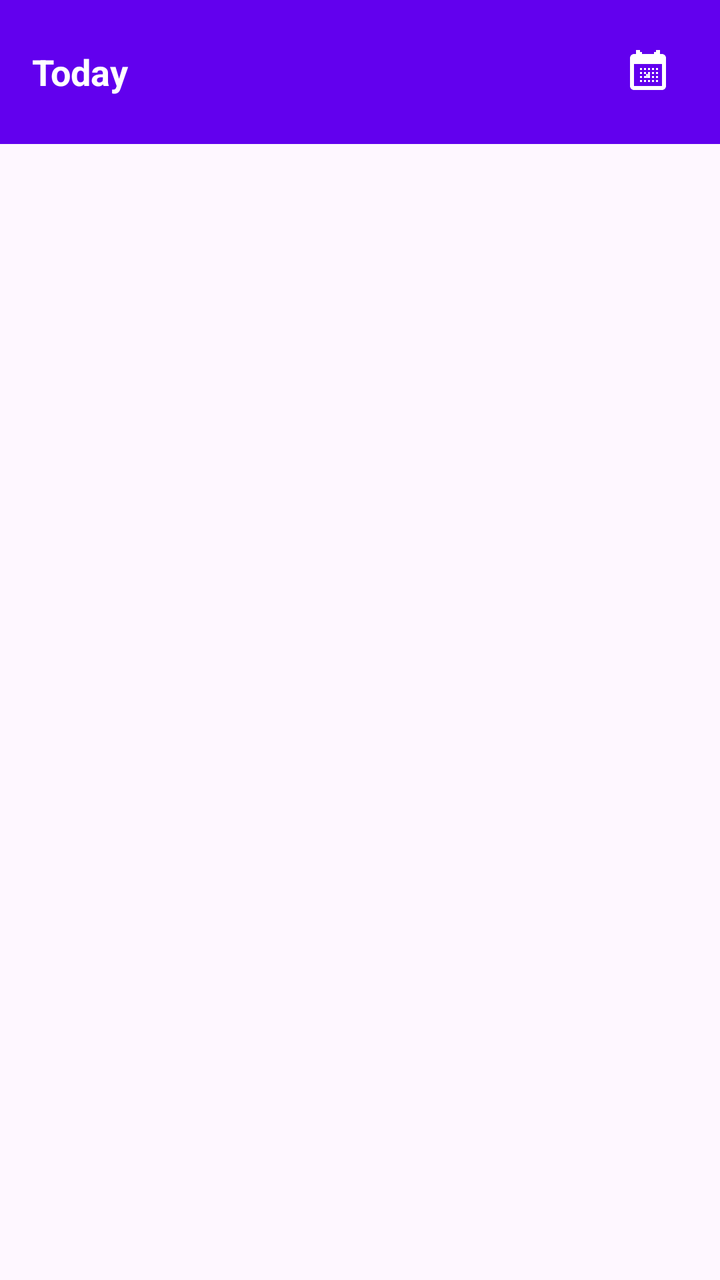
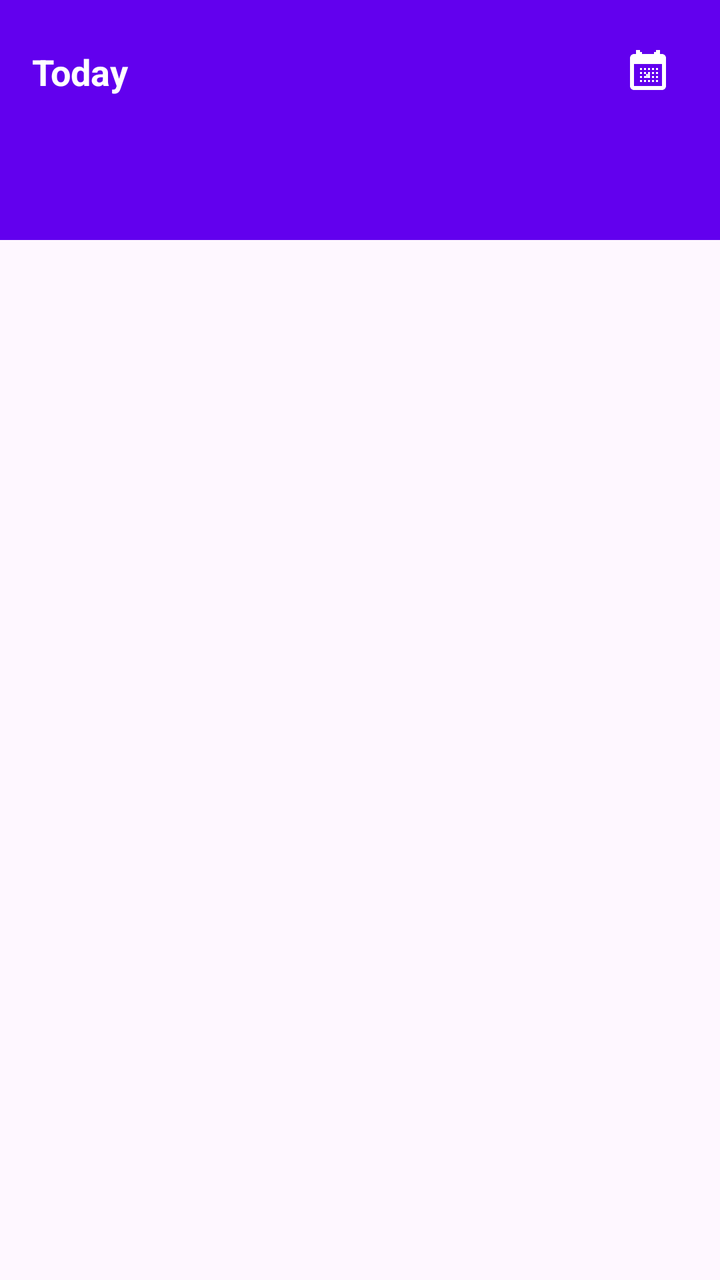

Compare the two renders of this Android layout. The source of the first and the diff that turns it into the second are given below.
<!-- AndroidManifest.xml: application theme Theme.HospiceCallLog -->
<!-- res/layout/content_main.xml -->
<?xml version="1.0" encoding="utf-8"?>
<LinearLayout xmlns:android="http://schemas.android.com/apk/res/android"
    xmlns:app="http://schemas.android.com/apk/res-auto"
    android:layout_width="match_parent"
    android:layout_height="match_parent"
    android:orientation="vertical"
    app:layout_behavior="@string/appbar_scrolling_view_behavior">

    
    <LinearLayout
        android:layout_width="match_parent"
        android:layout_height="wrap_content"
        android:orientation="horizontal"
        android:padding="16dp"
        android:gravity="center_vertical"
        android:background="@color/app_primary">








        <TextView
            android:id="@+id/selectedDateText"
            android:layout_width="0dp"
            android:layout_height="wrap_content"
            android:layout_weight="1"
            android:text="Today"
            android:textSize="18sp"
            android:textStyle="bold"
            android:textColor="@android:color/white" />

        <ImageView
            android:id="@+id/calendarIcon"
            android:layout_width="40dp"
            android:layout_height="40dp"
            android:src="@drawable/ic_calendar_fancy"
            android:background="?android:attr/selectableItemBackgroundBorderless"
            android:clickable="true"
            android:focusable="true"
            android:padding="8dp"
            android:contentDescription="Select Date" />

    </LinearLayout>

    
    <androidx.recyclerview.widget.RecyclerView
        android:id="@+id/callLogRecyclerView"
        android:layout_width="match_parent"
        android:layout_height="0dp"
        android:layout_weight="1"
        android:padding="8dp" />

    
    <LinearLayout
        android:id="@+id/emptyStateLayout"
        android:layout_width="match_parent"
        android:layout_height="0dp"
        android:layout_weight="1"
        android:orientation="vertical"
        android:gravity="center"
        android:visibility="gone">

        <TextView
            android:layout_width="wrap_content"
            android:layout_height="wrap_content"
            android:text="📞"
            android:textSize="48sp"
            android:layout_marginBottom="16dp" />

        <TextView
            android:layout_width="wrap_content"
            android:layout_height="wrap_content"
            android:text="No call logs for this date"
            android:textSize="16sp"
            android:textColor="@android:color/darker_gray" />

        <TextView
            android:layout_width="wrap_content"
            android:layout_height="wrap_content"
            android:text="Tap the + button to add your first entry"
            android:textSize="14sp"
            android:textColor="@android:color/darker_gray"
            android:layout_marginTop="8dp" />

    </LinearLayout>

    
    <LinearLayout
        android:id="@+id/totalsLayout"
        android:layout_width="match_parent"
        android:layout_height="wrap_content"
        android:orientation="horizontal"
        android:padding="16dp"
        android:background="@color/app_primary"
        android:gravity="center"
        android:visibility="gone">

        <TextView
            android:layout_width="wrap_content"
            android:layout_height="wrap_content"
            android:text="⏱️"
            android:textSize="20sp"
            android:layout_marginEnd="8dp" />

        <TextView
            android:layout_width="0dp"
            android:layout_height="wrap_content"
            android:layout_weight="1"
            android:text="Total Time:"
            android:textSize="16sp"
            android:textStyle="bold"
            android:textColor="@android:color/white" />

        <TextView
            android:id="@+id/totalMinutesText"
            android:layout_width="wrap_content"
            android:layout_height="wrap_content"
            android:text="0 minutes"
            android:textSize="16sp"
            android:textColor="@android:color/white"
            android:layout_marginEnd="16dp" />

        <TextView
            android:id="@+id/totalHoursText"
            android:layout_width="wrap_content"
            android:layout_height="wrap_content"
            android:text="0.0 hours"
            android:textSize="16sp"
            android:textColor="@android:color/white" />

    </LinearLayout>

</LinearLayout>
<!-- resources referenced by this layout -->
<resources>
  <color name="app_primary">#FF6200EE</color>
  <!-- drawable ic_calendar_fancy (drawable) -->
  <?xml version="1.0" encoding="utf-8"?>
  <vector xmlns:android="http://schemas.android.com/apk/res/android"
      android:width="24dp"
      android:height="24dp"
      android:viewportWidth="24"
      android:viewportHeight="24"
      android:tint="@android:color/white">
      
      
      <path
          android:fillColor="@android:color/white"
          android:pathData="M19,3h-1V1h-2v2H8V1H6v2H5c-1.11,0 -1.99,0.9 -1.99,2L3,19c0,1.1 0.89,2 2,2h14c1.1,0 2,-0.9 2,-2V5c0,-1.1 -0.9,-2 -2,-2zM19,19H5V8h14v11z"/>
      
      
      <path
          android:fillColor="@android:color/white"
          android:pathData="M7,2h2v2H7V2zM15,2h2v2h-2V2z"/>
      
      
      <path
          android:fillColor="@android:color/white"
          android:pathData="M8,10h1v1H8V10zM10,10h1v1h-1V10zM12,10h1v1h-1V10zM14,10h1v1h-1V10zM16,10h1v1h-1V10zM8,12h1v1H8V12zM10,12h1v1h-1V12zM12,12h1v1h-1V12zM14,12h1v1h-1V12zM16,12h1v1h-1V12zM8,14h1v1H8V14zM10,14h1v1h-1V14zM12,14h1v1h-1V14zM14,14h1v1h-1V14zM16,14h1v1h-1V14zM8,16h1v1H8V16zM10,16h1v1h-1V16zM12,16h1v1h-1V16zM14,16h1v1h-1V16zM16,16h1v1h-1V16z"/>
      
      
      <path
          android:fillColor="@android:color/white"
          android:pathData="M11,13h2v2h-2V13z"
          android:fillAlpha="0.9"/>
          
  </vector>
  <style name="Theme.HospiceCallLog" parent="Base.Theme.HospiceCallLog" />
  <style name="Base.Theme.HospiceCallLog" parent="Theme.Material3.DayNight.NoActionBar">
          
          <item name="colorPrimary">@color/app_primary</item>
          <item name="colorOnPrimary">@android:color/white</item>
      </style>
</resources>

<!-- the commit's change to res/layout/content_main.xml (unified diff, before → after) -->
@@ -46,12 +46,21 @@
     </LinearLayout>
 
     
-    <androidx.recyclerview.widget.RecyclerView
-        android:id="@+id/callLogRecyclerView"
+    <com.google.android.material.tabs.TabLayout
+        android:id="@+id/tabLayout"
+        android:layout_width="match_parent"
+        android:layout_height="wrap_content"
+        android:background="@color/app_primary"
+        app:tabTextColor="@android:color/white"
+        app:tabSelectedTextColor="@android:color/white"
+        app:tabIndicatorColor="@android:color/white" />
+
+    
+    <androidx.viewpager2.widget.ViewPager2
+        android:id="@+id/viewPager"
         android:layout_width="match_parent"
         android:layout_height="0dp"
-        android:layout_weight="1"
-        android:padding="8dp" />
+        android:layout_weight="1" />
 
     
     <LinearLayout
